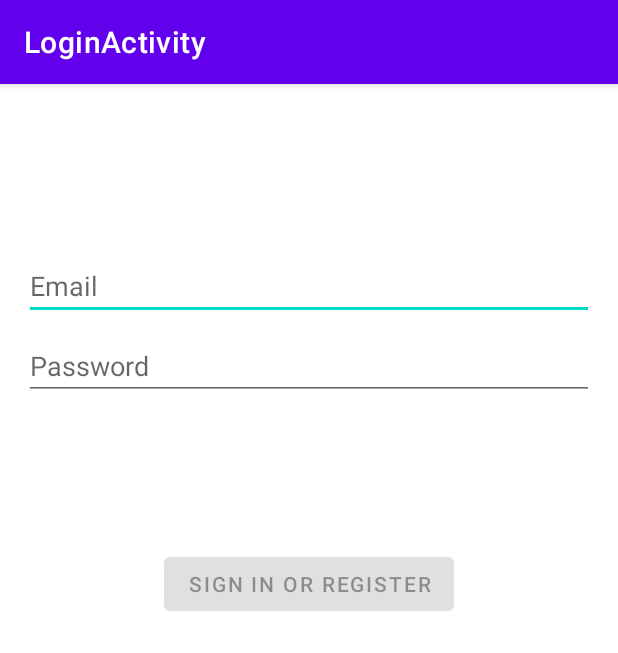
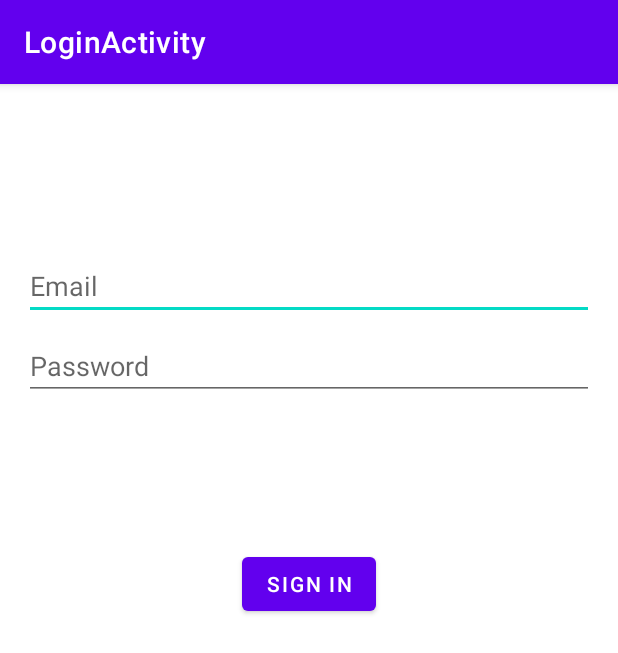
Before and after one commit to wpinrui/gameday, an Android app: the screen it shows after launch (LoginActivity), on a phone screen of 412 x 824 dp. Shown: the top 653 px of the screen. Run offline under Robolectric (Android 15) with nearby library versions, the phone set to English and light mode, and no system bars; our stand-ins replace Firebase (no records; nobody signed in at launch, a user with empty details on screens opened directly).

Commit message:
Simplify login

```diff
--- a/app/src/main/java/io/github/wpinrui/gameday/ui/login/LoginActivity.java
+++ b/app/src/main/java/io/github/wpinrui/gameday/ui/login/LoginActivity.java
@@ -2,10 +2,7 @@ package io.github.wpinrui.gameday.ui.login;
 
 import android.content.Intent;
 import android.os.Bundle;
-import android.text.Editable;
-import android.text.TextWatcher;
 import android.view.View;
-import android.view.inputmethod.EditorInfo;
 import android.widget.Button;
 import android.widget.EditText;
 import android.widget.ProgressBar;
@@ -13,7 +10,6 @@ import android.widget.Toast;
 
 import androidx.annotation.StringRes;
 import androidx.appcompat.app.AppCompatActivity;
-import androidx.lifecycle.ViewModelProvider;
 
 import com.google.firebase.auth.FirebaseAuth;
 
@@ -23,7 +19,6 @@ import io.github.wpinrui.gameday.databinding.ActivityLoginBinding;
 
 public class LoginActivity extends AppCompatActivity {
 
-    private LoginViewModel loginViewModel;
     private FirebaseAuth mAuth;
     private EditText usernameEditText;
     private EditText passwordEditText;
@@ -38,53 +33,10 @@ public class LoginActivity extends AppCompatActivity {
         io.github.wpinrui.gameday.databinding.ActivityLoginBinding binding = ActivityLoginBinding.inflate(getLayoutInflater());
         setContentView(binding.getRoot());
 
-        loginViewModel = new ViewModelProvider(this, new LoginViewModelFactory())
-                .get(LoginViewModel.class);
-
         usernameEditText = binding.username;
         passwordEditText = binding.password;
         loginButton = binding.login;
         loadingProgressBar = binding.loading;
-
-        loginViewModel.getLoginFormState().observe(this, loginFormState -> {
-            if (loginFormState == null) {
-                return;
-            }
-            loginButton.setEnabled(loginFormState.isDataValid());
-            if (loginFormState.getUsernameError() != null) {
-                usernameEditText.setError(getString(loginFormState.getUsernameError()));
-            }
-            if (loginFormState.getPasswordError() != null) {
-                passwordEditText.setError(getString(loginFormState.getPasswordError()));
-            }
-        });
-
-        TextWatcher afterTextChangedListener = new TextWatcher() {
-            @Override
-            public void beforeTextChanged(CharSequence s, int start, int count, int after) {
-                // ignore
-            }
-
-            @Override
-            public void onTextChanged(CharSequence s, int start, int before, int count) {
-                // ignore
-            }
-
-            @Override
-            public void afterTextChanged(Editable s) {
-                loginViewModel.loginDataChanged(usernameEditText.getText().toString(),
-                        passwordEditText.getText().toString());
-            }
-        };
-        usernameEditText.addTextChangedListener(afterTextChangedListener);
-        passwordEditText.addTextChangedListener(afterTextChangedListener);
-        passwordEditText.setOnEditorActionListener((v, actionId, event) -> {
-            if (actionId == EditorInfo.IME_ACTION_DONE) {
-                loginViewModel.login(usernameEditText.getText().toString(),
-                        passwordEditText.getText().toString());
-            }
-            return false;
-        });
 
         loginButton.setOnClickListener(v -> {
             loadingProgressBar.setVisibility(View.VISIBLE);
--- a/app/src/main/java/io/github/wpinrui/gameday/ui/login/LoginViewModelFactory.java
+++ /dev/null
@@ -1,26 +0,0 @@
-package io.github.wpinrui.gameday.ui.login;
-
-import androidx.lifecycle.ViewModel;
-import androidx.lifecycle.ViewModelProvider;
-import androidx.annotation.NonNull;
-
-import io.github.wpinrui.gameday.data.LoginDataSource;
-import io.github.wpinrui.gameday.data.LoginRepository;
-
-/**
- * ViewModel provider factory to instantiate LoginViewModel.
- * Required given LoginViewModel has a non-empty constructor
- */
-public class LoginViewModelFactory implements ViewModelProvider.Factory {
-
-    @NonNull
-    @Override
-    @SuppressWarnings("unchecked")
-    public <T extends ViewModel> T create(@NonNull Class<T> modelClass) {
-        if (modelClass.isAssignableFrom(LoginViewModel.class)) {
-            return (T) new LoginViewModel(LoginRepository.getInstance(new LoginDataSource()));
-        } else {
-            throw new IllegalArgumentException("Unknown ViewModel class");
-        }
-    }
-}
--- a/app/src/main/res/layout-w1240dp/activity_login.xml
+++ /dev/null
@@ -1,71 +0,0 @@
-<?xml version="1.0" encoding="utf-8"?>
-<androidx.constraintlayout.widget.ConstraintLayout xmlns:android="http://schemas.android.com/apk/res/android"
-    xmlns:app="http://schemas.android.com/apk/res-auto"
-    xmlns:tools="http://schemas.android.com/tools"
-    android:id="@+id/container"
-    android:layout_width="match_parent"
-    android:layout_height="match_parent"
-    android:paddingLeft="@dimen/activity_horizontal_margin"
-    android:paddingTop="@dimen/activity_vertical_margin"
-    android:paddingRight="@dimen/activity_horizontal_margin"
-    android:paddingBottom="@dimen/activity_vertical_margin"
-    tools:context=".ui.login.LoginActivity">
-
-    <EditText
-        android:id="@+id/username"
-        android:layout_width="0dp"
-        android:layout_height="wrap_content"
-        android:layout_marginTop="96dp"
-        android:autofillHints="@string/prompt_email"
-        android:hint="@string/prompt_email"
-        android:inputType="textEmailAddress"
-        android:selectAllOnFocus="true"
-        app:layout_constraintEnd_toEndOf="parent"
-        app:layout_constraintStart_toStartOf="parent"
-        app:layout_constraintTop_toTopOf="parent" />
-
-    <EditText
-        android:id="@+id/password"
-        android:layout_width="0dp"
-        android:layout_height="wrap_content"
-        android:layout_marginTop="8dp"
-        android:autofillHints="@string/prompt_password"
-        android:hint="@string/prompt_password"
-        android:imeActionLabel="@string/action_sign_in_short"
-        android:imeOptions="actionDone"
-        android:inputType="textPassword"
-        android:selectAllOnFocus="true"
-        app:layout_constraintEnd_toEndOf="parent"
-        app:layout_constraintStart_toStartOf="parent"
-        app:layout_constraintTop_toBottomOf="@+id/username" />
-
-    <Button
-        android:id="@+id/login"
-        android:layout_width="wrap_content"
-        android:layout_height="wrap_content"
-        android:layout_gravity="start"
-        android:layout_marginTop="16dp"
-        android:layout_marginBottom="64dp"
-        android:enabled="false"
-        android:text="@string/action_sign_in"
-        app:layout_constraintBottom_toBottomOf="parent"
-        app:layout_constraintEnd_toEndOf="parent"
-        app:layout_constraintStart_toStartOf="parent"
-        app:layout_constraintTop_toBottomOf="@+id/password"
-        app:layout_constraintVertical_bias="0.2" />
-
-    <ProgressBar
-        android:id="@+id/loading"
-        android:layout_width="wrap_content"
-        android:layout_height="wrap_content"
-        android:layout_gravity="center"
-        android:layout_marginTop="64dp"
-        android:layout_marginBottom="64dp"
-        android:visibility="gone"
-        app:layout_constraintBottom_toBottomOf="parent"
-        app:layout_constraintEnd_toEndOf="@+id/password"
-        app:layout_constraintStart_toStartOf="@+id/password"
-        app:layout_constraintTop_toTopOf="parent"
-        app:layout_constraintVertical_bias="0.3" />
-
-</androidx.constraintlayout.widget.ConstraintLayout>
--- a/app/src/main/res/layout-w936dp/activity_login.xml
+++ /dev/null
@@ -1,78 +0,0 @@
-<?xml version="1.0" encoding="utf-8"?>
-<androidx.constraintlayout.widget.ConstraintLayout xmlns:android="http://schemas.android.com/apk/res/android"
-    xmlns:app="http://schemas.android.com/apk/res-auto"
-    xmlns:tools="http://schemas.android.com/tools"
-    android:id="@+id/container"
-    android:layout_width="match_parent"
-    android:layout_height="match_parent"
-    android:paddingLeft="@dimen/activity_horizontal_margin"
-    android:paddingTop="@dimen/activity_vertical_margin"
-    android:paddingRight="@dimen/activity_horizontal_margin"
-    android:paddingBottom="@dimen/activity_vertical_margin"
-    tools:context=".ui.login.LoginActivity">
-
-    <androidx.constraintlayout.widget.ConstraintLayout
-        android:layout_width="840dp"
-        android:layout_height="match_parent"
-        app:layout_constraintEnd_toEndOf="parent"
-        app:layout_constraintStart_toStartOf="parent">
-
-        <EditText
-            android:id="@+id/username"
-            android:layout_width="0dp"
-            android:layout_height="wrap_content"
-            android:layout_marginTop="96dp"
-            android:autofillHints="@string/prompt_email"
-            android:hint="@string/prompt_email"
-            android:inputType="textEmailAddress"
-            android:selectAllOnFocus="true"
-            app:layout_constraintEnd_toEndOf="parent"
-            app:layout_constraintStart_toStartOf="parent"
-            app:layout_constraintTop_toTopOf="parent" />
-
-        <EditText
-            android:id="@+id/password"
-            android:layout_width="0dp"
-            android:layout_height="wrap_content"
-            android:layout_marginTop="8dp"
-            android:autofillHints="@string/prompt_password"
-            android:hint="@string/prompt_password"
-            android:imeActionLabel="@string/action_sign_in_short"
-            android:imeOptions="actionDone"
-            android:inputType="textPassword"
-            android:selectAllOnFocus="true"
-            app:layout_constraintEnd_toEndOf="parent"
-            app:layout_constraintStart_toStartOf="parent"
-            app:layout_constraintTop_toBottomOf="@+id/username" />
-
-        <Button
-            android:id="@+id/login"
-            android:layout_width="wrap_content"
-            android:layout_height="wrap_content"
-            android:layout_gravity="start"
-            android:layout_marginTop="16dp"
-            android:layout_marginBottom="64dp"
-            android:enabled="false"
-            android:text="@string/action_sign_in"
-            app:layout_constraintBottom_toBottomOf="parent"
-            app:layout_constraintEnd_toEndOf="parent"
-            app:layout_constraintStart_toStartOf="parent"
-            app:layout_constraintTop_toBottomOf="@+id/password"
-            app:layout_constraintVertical_bias="0.2" />
-
-        <ProgressBar
-            android:id="@+id/loading"
-            android:layout_width="wrap_content"
-            android:layout_height="wrap_content"
-            android:layout_gravity="center"
-            android:layout_marginTop="64dp"
-            android:layout_marginBottom="64dp"
-            android:visibility="gone"
-            app:layout_constraintBottom_toBottomOf="parent"
-            app:layout_constraintEnd_toEndOf="@+id/password"
-            app:layout_constraintStart_toStartOf="@+id/password"
-            app:layout_constraintTop_toTopOf="parent"
-            app:layout_constraintVertical_bias="0.3" />
-
-    </androidx.constraintlayout.widget.ConstraintLayout>
-</androidx.constraintlayout.widget.ConstraintLayout>
--- a/app/src/main/res/layout/activity_login.xml
+++ b/app/src/main/res/layout/activity_login.xml
@@ -46,7 +46,7 @@
         android:layout_gravity="start"
         android:layout_marginTop="16dp"
         android:layout_marginBottom="64dp"
-        android:enabled="false"
+        android:enabled="true"
         android:text="@string/action_sign_in"
         app:layout_constraintBottom_toBottomOf="parent"
         app:layout_constraintEnd_toEndOf="parent"
--- a/app/src/main/res/values/strings.xml
+++ b/app/src/main/res/values/strings.xml
@@ -6,7 +6,7 @@
     <string name="title_activity_login">LoginActivity</string>
     <string name="prompt_email">Email</string>
     <string name="prompt_password">Password</string>
-    <string name="action_sign_in">Sign in or register</string>
+    <string name="action_sign_in">Sign in</string>
     <string name="action_sign_in_short">Sign in</string>
     <string name="welcome">"Welcome!"</string>
     <string name="invalid_username">Not a valid username</string>
```
Also changed, not shown: app/src/main/java/io/github/wpinrui/gameday/ui/login/LoggedInUserView.java (deleted, +0 -17 lines), app/src/main/java/io/github/wpinrui/gameday/ui/login/LoginFormState.java (deleted, +0 -40 lines), app/src/main/java/io/github/wpinrui/gameday/ui/login/LoginResult.java (deleted, +0 -31 lines), app/src/main/java/io/github/wpinrui/gameday/ui/login/LoginViewModel.java (deleted, +0 -70 lines).
